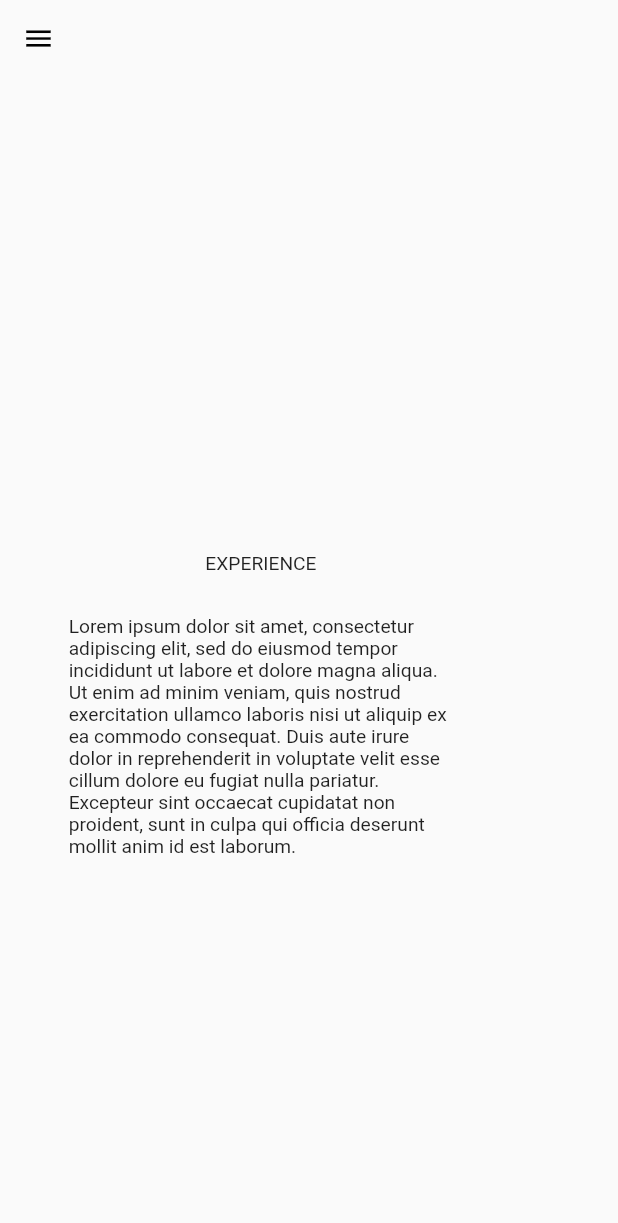
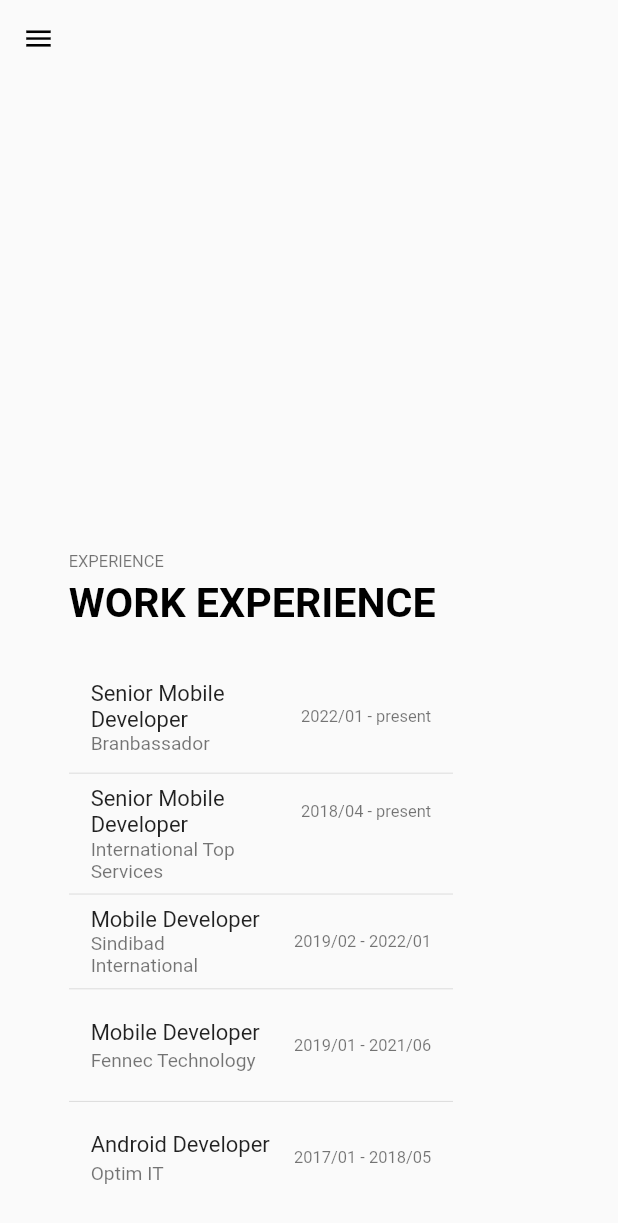
Before and after one commit to GeekAbdelouahed/flutter-web-portfolio, a Flutter app: the screen it shows after launch, scrolled down 2880 dp, on a phone screen of 412 x 824 dp. Shown: the top 1223 px of the screen. Run offline on Flutter 3.47's test engine with Material 2 defaults, Android fonts, the phone set to English and light mode, and no system bars; our stand-ins replace responsive_framework.

Commit message:
experiences

```diff
--- a/lib/services/data.dart
+++ b/lib/services/data.dart
@@ -100,10 +100,10 @@
     },
     {
       "name": "Senior Mobile Developer",
-      "type": "Contract",
-      "company": "International end_atp Services",
+      "type": "Freelance",
+      "company": "International Top Services",
       "location": "Algeria",
-      "start_at": "2021/04",
+      "start_at": "2018/04",
     },
     {
       "name": "Mobile Developer",
@@ -129,12 +129,5 @@
       "start_at": "2017/01",
       "end_at": "2018/05",
     },
-    {
-      "name": "Mobile Developer",
-      "type": "Freelance",
-      "company": "International end_atp Services",
-      "location": "Algeria",
-      "start_at": "2012/04",
-    },
   ],
 };
--- a/lib/ui/home.dart
+++ b/lib/ui/home.dart
@@ -77,7 +77,9 @@
                     EducationSection(
                       educations: _userData.education,
                     ),
-                    ExperienceSection(),
+                    ExperienceSection(
+                      experiences: _userData.experience,
+                    ),
                     WorkSection(),
                     ContactSection(),
                   ],
--- a/lib/ui/sections/education/education.dart
+++ b/lib/ui/sections/education/education.dart
@@ -1,5 +1,6 @@
 import 'package:flutter/material.dart';
 import 'package:flutter_web_portfolio/models/education.dart';
+import 'package:flutter_web_portfolio/ui/common/section_header.dart';
 
 class EducationSection extends StatelessWidget {
   const EducationSection({
@@ -14,7 +15,10 @@
     return Column(
       crossAxisAlignment: CrossAxisAlignment.start,
       children: [
-        Text('EDUCATION'),
+        const SectionHeaderWidget(
+          title: 'EDUCATION',
+          subtitle: 'EDUCATION',
+        ),
         const SizedBox(
           height: 30,
         ),
--- a/lib/ui/sections/experience/experience.dart
+++ b/lib/ui/sections/experience/experience.dart
@@ -1,18 +1,47 @@
 import 'package:flutter/material.dart';
+import 'package:flutter_web_portfolio/models/experience.dart';
+import 'package:flutter_web_portfolio/ui/common/section_header.dart';
 
 class ExperienceSection extends StatelessWidget {
-  const ExperienceSection({Key? key}) : super(key: key);
+  const ExperienceSection({
+    Key? key,
+    required this.experiences,
+  }) : super(key: key);
+
+  final List<Experience> experiences;
 
   @override
   Widget build(BuildContext context) {
     return Column(
+      crossAxisAlignment: CrossAxisAlignment.start,
       children: [
-        Text('EXPERIENCE'),
+        const SectionHeaderWidget(
+          title: 'EXPERIENCE',
+          subtitle: 'WORK EXPERIENCE',
+        ),
         const SizedBox(
           height: 30,
         ),
-        Text(
-            'Lorem ipsum dolor sit amet, consectetur adipiscing elit, sed do eiusmod tempor incididunt ut labore et dolore magna aliqua. Ut enim ad minim veniam, quis nostrud exercitation ullamco laboris nisi ut aliquip ex ea commodo consequat. Duis aute irure dolor in reprehenderit in voluptate velit esse cillum dolore eu fugiat nulla pariatur. Excepteur sint occaecat cupidatat non proident, sunt in culpa qui officia deserunt mollit anim id est laborum.'),
+        ListView.separated(
+          shrinkWrap: true,
+          physics: const NeverScrollableScrollPhysics(),
+          itemCount: experiences.length,
+          itemBuilder: (context, index) {
+            return ListTile(
+              title: Text(experiences[index].name),
+              subtitle: Text(experiences[index].company),
+              trailing: Text(
+                '${experiences[index].startAt} - ${experiences[index].endAt ?? 'present'}',
+                style: Theme.of(context).textTheme.caption,
+              ),
+            );
+          },
+          separatorBuilder: (context, index) {
+            return const Divider(
+              height: 10,
+            );
+          },
+        ),
       ],
     );
   }
```
